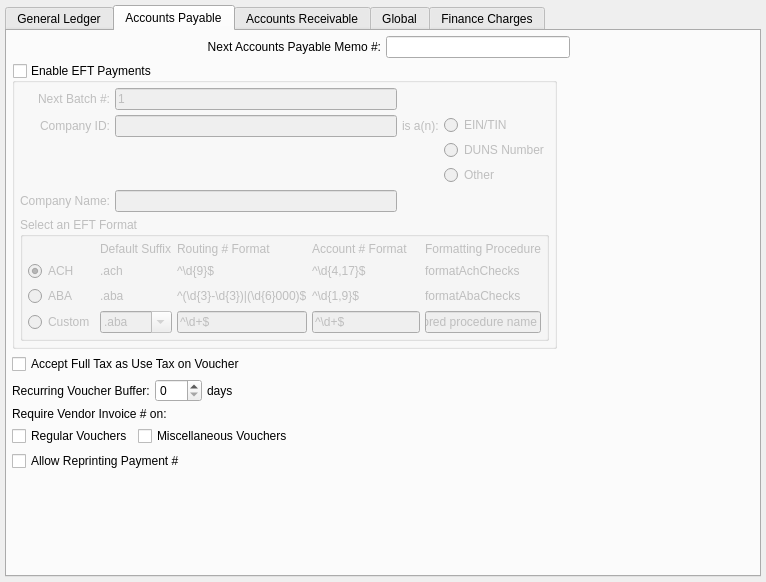
The window that guiclient/configureGL.ui (interhawk/qt-client) describes before a commit, drawn with Qt 5.
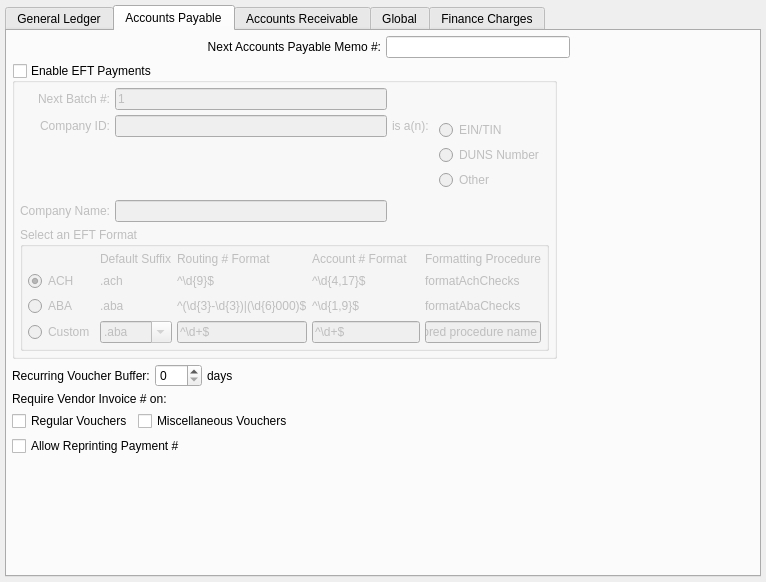
The same window after the commit. The open tabs and pages were chosen to show the change. Custom widgets are drawn as their Qt base class.

Commit message: Simpler design apparently satisfies requirements

Diff of the .ui file:
```diff
--- a/guiclient/configureGL.ui
+++ b/guiclient/configureGL.ui
@@ -636,6 +636,7 @@
                  </widget>
                 </item>
                 <item row="1" column="3" rowspan="3">
+                  <widget class="QWidget">
                  <layout class="QGridLayout">
                   <item row="0" column="0">
                    <widget class="QRadioButton" name="_companyIdIsEIN">
@@ -659,6 +660,7 @@
                    </widget>
                   </item>
                  </layout>
+                  </widget>
                 </item>
                 <item row="6" column="0" colspan="4">
                  <widget class="QGroupBox" name="_eftStyle">
@@ -852,7 +854,7 @@
              </item>
             </layout>
            </item>
-           <item row="4" column="0" colspan="2">
+           <item row="3" column="0" colspan="2">
             <layout class="QHBoxLayout" name="horizontalLayout_3">
              <item>
               <layout class="QGridLayout" name="gridLayout_7">
@@ -894,7 +896,7 @@
              </item>
             </layout>
            </item>
-           <item row="3" column="0">
+           <item row="2" column="0">
             <layout class="QHBoxLayout" name="_4">
              <item>
               <widget class="QLabel" name="_recurringVoucherBufferLit">
@@ -928,20 +930,13 @@
              </item>
             </layout>
            </item>
-           <item row="5" column="0">
+           <item row="4" column="0">
             <widget class="QCheckBox" name="_reprint">
              <property name="text">
               <string>Allow Reprinting Payment #</string>
              </property>
             </widget>
            </item>
-           <item row="2" column="0">
-            <widget class="QCheckBox" name="_acceptFullUseTax">
-             <property name="text">
-              <string>Accept Full Tax as Use Tax on Voucher</string>
-             </property>
-            </widget>
-           </item>
           </layout>
          </item>
          <item>
```
Left out of the diff: 22 changed lines with no effect on the pictures. Lines whose indentation alone changed are shown as unchanged. The commit also changes 4 other files.
